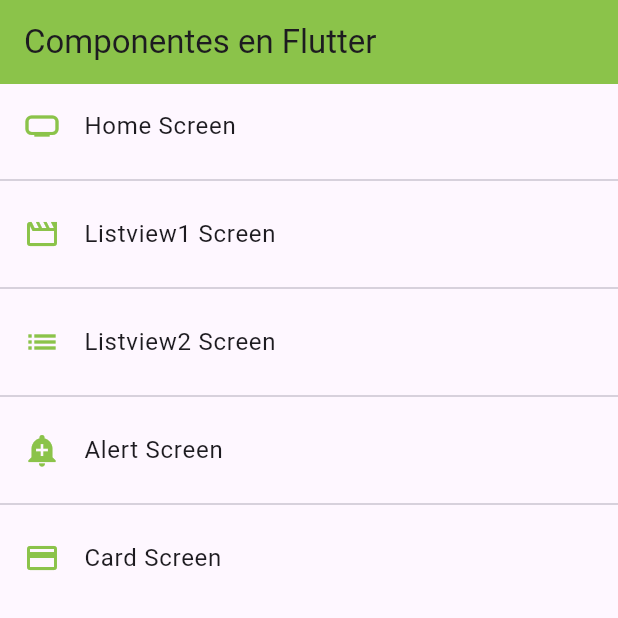
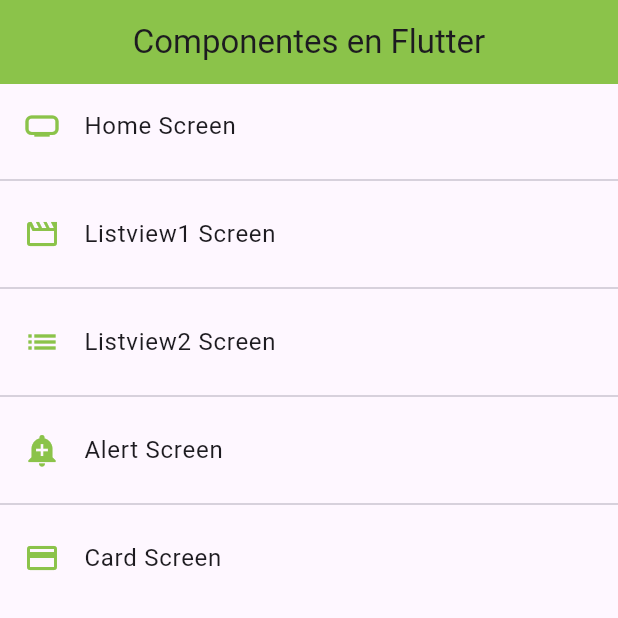
Before and after one commit to maia-ab/fl_components, a Flutter app: the screen it shows after launch, on a phone screen of 412 x 824 dp, the top half of it. Run offline on Flutter 3.47's test engine with Material 3 defaults, Android fonts, the phone set to English and light mode, and no system bars.

Commit message:
agregue center en el appBar del home

```diff
--- a/lib/screens/home_screen.dart
+++ b/lib/screens/home_screen.dart
@@ -11,7 +11,9 @@ class HomeScreen extends StatelessWidget {
 
     return Scaffold(
       appBar: AppBar(
-        title: const Text("Componentes en Flutter"),
+        title: const Center(
+          child: Text("Componentes en Flutter"),
+        ),
         elevation: 0,
       ),
       body: ListView.separated(
```
